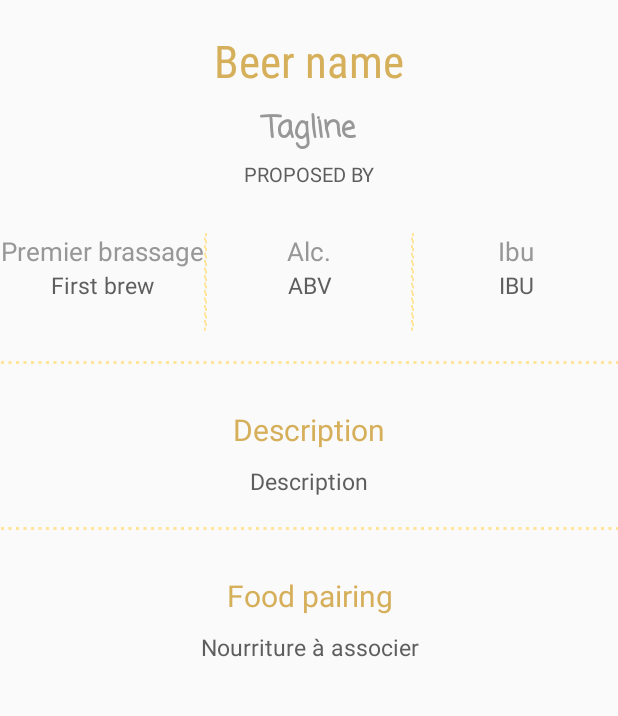
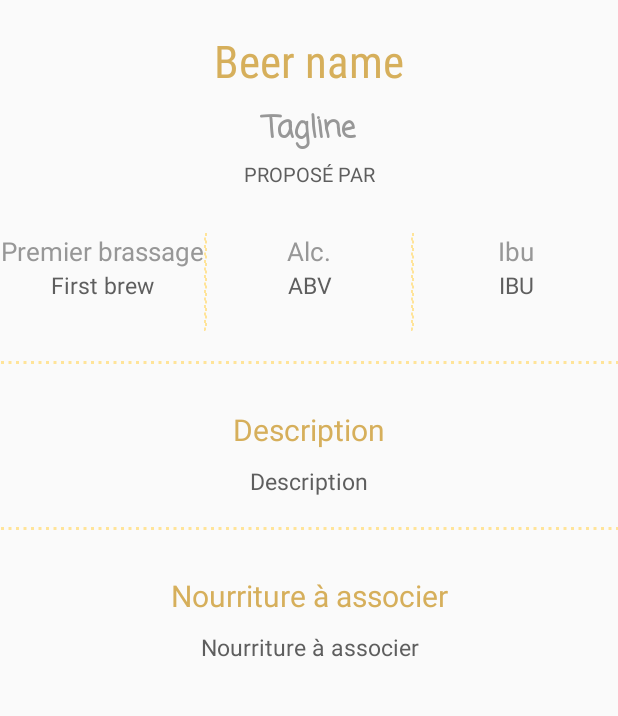
Before and after one commit to AlexisRossat/Polytech-2017-5A-alternance-ROSSAT, an Android app: the layout fragment_beer_detail.xml on its own in the app's theme, with its tools: preview values and no code run, on a phone screen of 412 x 824 dp, the part 72-788 px from its top. Run offline under Robolectric (Android 15) with nearby library versions, the phone set to English and light mode, and no system bars.

```diff
--- a/app/src/main/res/layout/fragment_beer_detail.xml
+++ b/app/src/main/res/layout/fragment_beer_detail.xml
@@ -49,7 +49,7 @@
                 android:layout_height="match_parent"
                 android:layout_marginBottom="@dimen/marginIntermediate"
                 android:gravity="center"
-                android:text="Proposed by"
+                android:text="@string/Proposed_by"
                 android:textAllCaps="true"
                 android:textAppearance="@style/Legend1" />
 
@@ -67,11 +67,13 @@
                     android:orientation="vertical">
 
                     <TextView
+                        android:id="@+id/textView"
                         android:layout_width="match_parent"
                         android:layout_height="wrap_content"
                         android:gravity="center"
                         android:text="@string/First_brew"
                         android:textAppearance="@style/Title3" />
+
                     <TextView
                         android:id="@+id/beer_first_brew"
                         android:layout_width="match_parent"
@@ -150,7 +152,7 @@
                 android:layout_marginBottom="@dimen/marginLittle"
                 android:layout_weight="1"
                 android:gravity="center"
-                android:text="Description"
+                android:text="@string/Description"
                 android:textAppearance="@style/Title2" />
 
             <TextView
@@ -176,7 +178,7 @@
                 android:layout_marginBottom="@dimen/marginLittle"
                 android:layout_weight="1"
                 android:gravity="center"
-                android:text="Food pairing"
+                android:text="@string/Food_pairing"
 
                 android:textAppearance="@style/Title2" />
 
```
Also changed, not shown: app/src/main/java/com/example/epulapp/projetandroid/BeersListFragment.java (+36 -3 lines), app/src/main/java/com/example/epulapp/projetandroid/RecyclerViewAdapter.java (+4 -3 lines).
